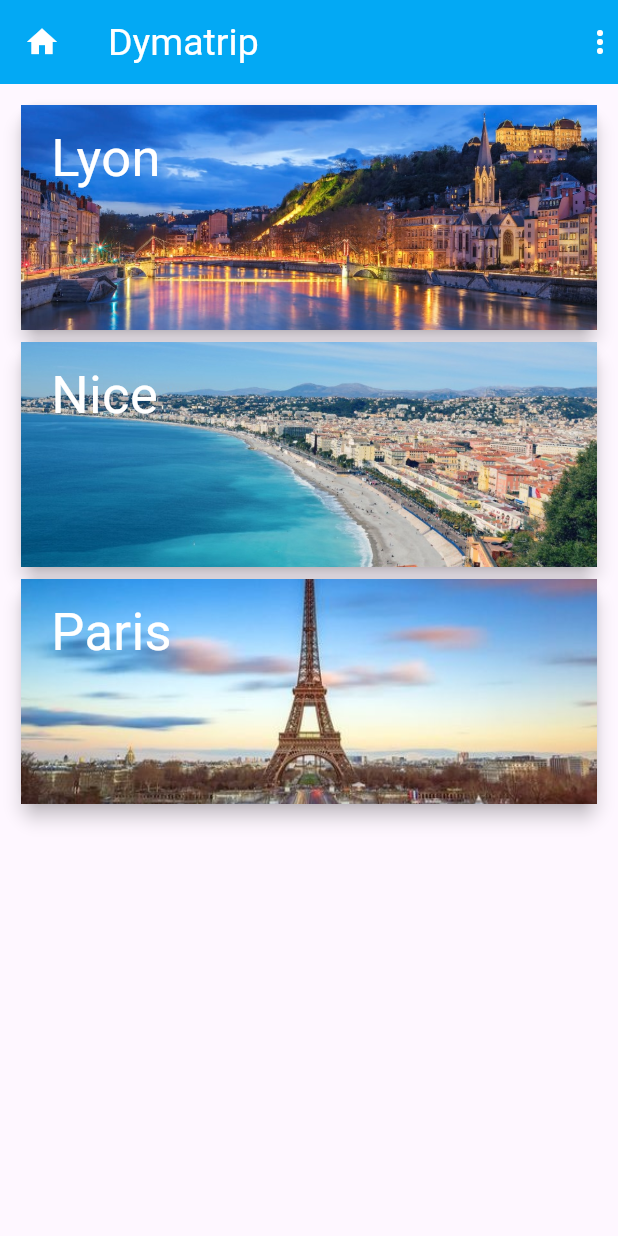
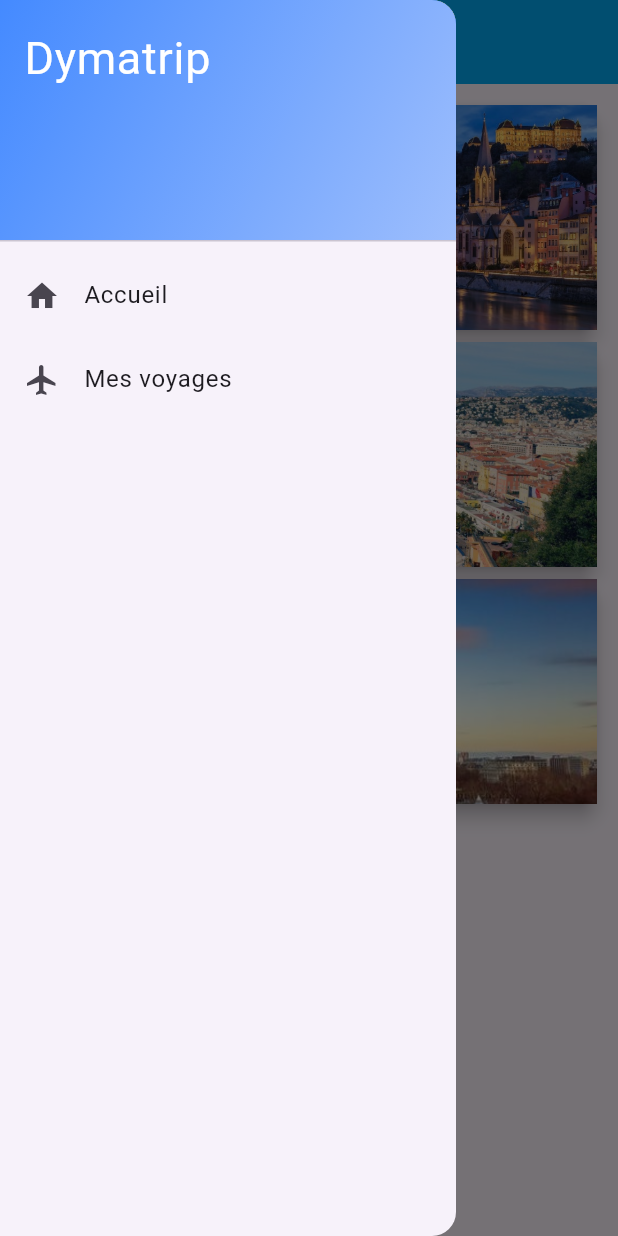
Before and after one commit to alexandredach/dyma_trip, a Flutter app: the screen it shows after launch, with the side drawer open (before the commit the screen has no drawer), on a phone screen of 412 x 824 dp. Run offline on Flutter 3.47's test engine with Material 3 defaults, Android fonts, the phone set to English and light mode, and no system bars.

Commit message:
amount update and drawer implementation

```diff
--- a/lib/main.dart
+++ b/lib/main.dart
@@ -24,7 +24,7 @@ class DymaTrip extends StatelessWidget {
         primarySwatch: Colors.red,
         textTheme: const TextTheme(
             bodySmall: TextStyle(
-                color: Colors.green,
+                color: Colors.blueGrey,
                 fontSize: 15),
         ),
       ),
--- a/lib/models/activity_model.dart
+++ b/lib/models/activity_model.dart
@@ -3,11 +3,13 @@ class Activity {
   String name;
   String image;
   String city;
+  double price;
 
   Activity({
     this.id,
     required this.name,
     required this.image,
-    required this.city
+    required this.city,
+    required this.price,
   });
 }
--- a/lib/views/home/home_view.dart
+++ b/lib/views/home/home_view.dart
@@ -1,3 +1,4 @@
+import '../../widgets/dyma_drawer.dart';
 import 'package:flutter/material.dart';
 import 'widgets/city_card.dart';
 import '../../models/city_model.dart';
@@ -23,10 +24,9 @@ class _HomeViewState extends State<HomeView> {
       appBar: AppBar(
         foregroundColor: Colors.white,
         backgroundColor: Colors.lightBlue,
-        leading: const Icon(Icons.home),
         title: const Text('Dymatrip', style: TextStyle(color: Colors.white),) ,
-        actions: const [Icon((Icons.more_vert))],
       ),
+      drawer: DymaDrawer(),
       body: Container(
         padding: EdgeInsets.all(10),
         child: Column(
--- /dev/null
+++ b/lib/widgets/dyma_drawer.dart
@@ -0,0 +1,48 @@
+import 'package:flutter/material.dart';
+
+import '../views/home/home_view.dart';
+
+class DymaDrawer extends StatelessWidget {
+  const DymaDrawer({super.key});
+
+  @override
+  Widget build(BuildContext context) {
+    return Drawer(
+      child: ListView(
+        children: [
+          DrawerHeader(
+            child: Text(
+              'Dymatrip',
+              style: TextStyle(color: Colors.white, fontSize: 30),
+            ),
+            decoration: BoxDecoration(
+              gradient: LinearGradient(
+                colors: [
+                  Colors.blueAccent,
+                  Colors.blueAccent.withOpacity(0.5),
+                ],
+                begin: Alignment.topLeft,
+                end: Alignment.bottomRight,
+              ),
+            ),
+          ),
+          ListTile(
+            leading: Icon(Icons.home),
+            title: Text('Accueil'),
+            onTap: () {
+              Navigator.pushNamed(context, HomeView.routeName);
+            },
+          ),
+          // Divider(color: Colors.blueGrey,),
+          ListTile(
+            leading: Icon(Icons.flight),
+            title: Text('Mes voyages'),
+            onTap: () {
+
+            },
+          ),
+        ],
+      ),
+    );
+  }
+}
```
Also changed, not shown: lib/data/data.dart (+40 -14 lines), lib/views/city/city_view.dart (+51 -11 lines), lib/views/city/widgets/trip_activity_card.dart (+15 -1 lines), lib/views/city/widgets/trip_overview.dart (+8 -5 lines).
